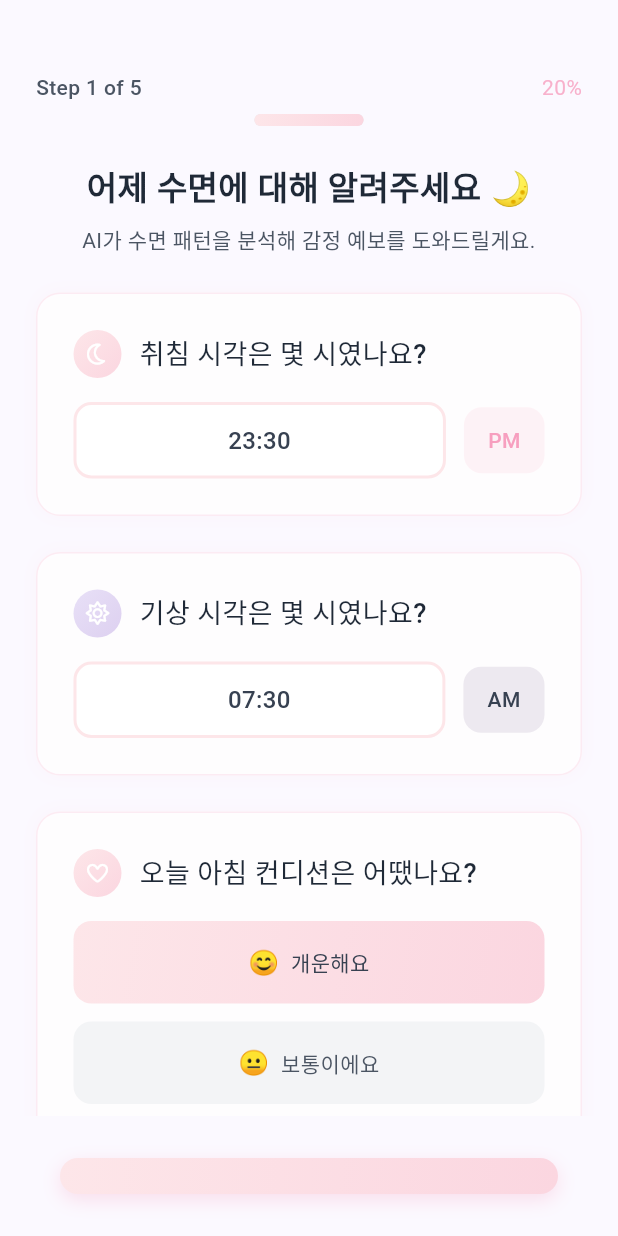
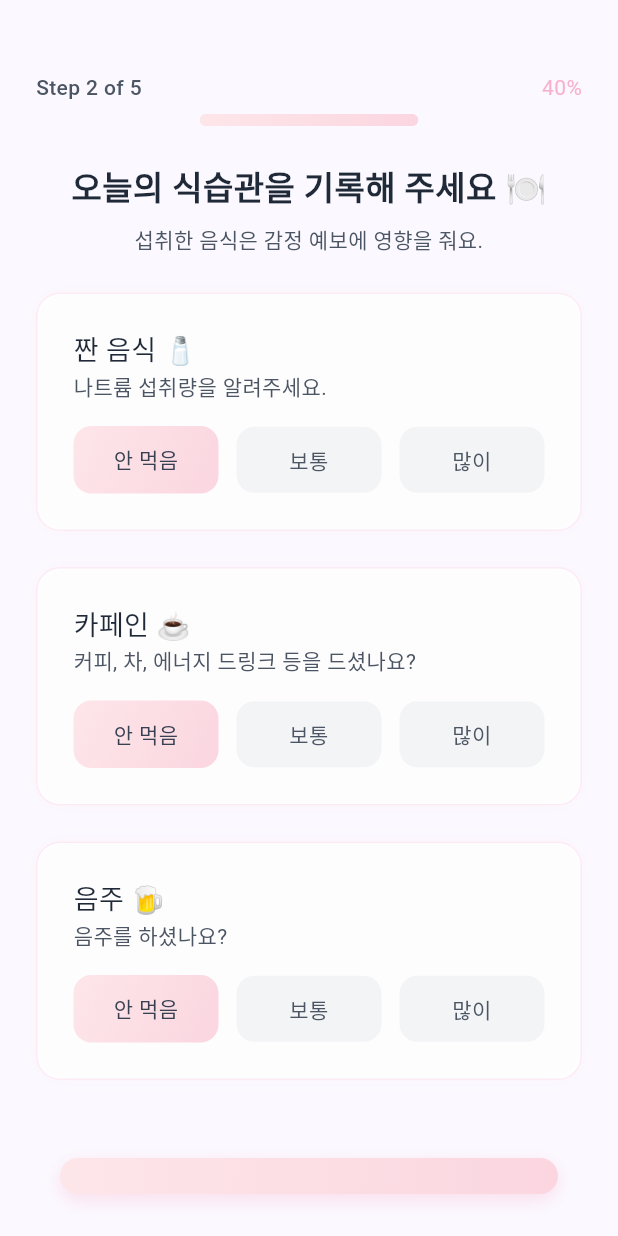
Before and after one commit to singnyee/Aura, a Flutter app: the SleepRecordScreen screen opened directly, after a tap on "다음으로 →", on a phone screen of 412 x 824 dp. Run offline on Flutter 3.47's test engine with Material 3 defaults, Android fonts, the phone set to English and light mode, and no system bars; our stand-ins replace font_awesome_flutter; Roboto replaces fonts that are missing (Pretendard).

Commit message:
일단 식습관까지 되긴 된

```diff
--- /dev/null
+++ b/lib/screens/record/diet_record_screen.dart
@@ -0,0 +1,309 @@
+import 'package:flutter/material.dart';
+import '../../utils/aura_colors.dart'; // 공통 색상 파일
+
+// SleepRecordScreen에서 사용한 그라데이션을 동일하게 가져옵니다.
+const LinearGradient pinkGradient = LinearGradient(
+  colors: [Color(0xFFFDE6E9), Color(0xFFFBD6E0)],
+  begin: Alignment.topLeft,
+  end: Alignment.bottomRight,
+);
+
+const LinearGradient lavenderGradient = LinearGradient(
+  colors: [Color(0xFFE8E0F7), Color(0xFFDDD0F0)],
+  begin: Alignment.topLeft,
+  end: Alignment.bottomRight,
+);
+
+class DietRecordScreen extends StatefulWidget {
+  const DietRecordScreen({super.key});
+
+  @override
+  State<DietRecordScreen> createState() => DietRecordScreenState();
+}
+
+class DietRecordScreenState extends State<DietRecordScreen> {
+  // 6가지 항목의 선택 상태를 관리합니다. (0: 안 먹음, 1: 보통, 2: 많이)
+  Map<String, int> dietSelections = {
+    'salty': 0,
+    'caffeine': 0,
+    'alcohol': 0,
+    'sugar': 0,
+    'fat': 0,
+    'fruit': 0,
+  };
+
+  @override
+  Widget build(BuildContext context) {
+    return Scaffold(
+      backgroundColor: const Color(0xFFFBF9FF), // 동일한 배경색
+      body: buildMainContent(),
+      bottomNavigationBar: buildFooter(),
+    );
+  }
+
+  Widget buildMainContent() {
+    return ListView(
+      padding: const EdgeInsets.symmetric(horizontal: 24.0),
+      children: [
+        const SizedBox(height: 48), // pt-12
+        buildProgressBar(), // 40%로 수정된 프로그레스 바
+        const SizedBox(height: 24), // mb-6
+        buildHeaderTitle(), // 새로운 제목
+        const SizedBox(height: 24), // space-y-6
+
+        // 6가지 식습관 카드
+        buildDietCard(
+          'salty',
+          '짠 음식 🧂',
+          '나트륨 섭취량을 알려주세요.',
+          pinkGradient,
+        ),
+        const SizedBox(height: 24),
+        buildDietCard(
+          'caffeine',
+          '카페인 ☕',
+          '커피, 차, 에너지 드링크 등을 드셨나요?',
+          lavenderGradient,
+        ),
+        const SizedBox(height: 24),
+        buildDietCard(
+          'alcohol',
+          '음주 🍺',
+          '음주를 하셨나요?',
+          pinkGradient,
+        ),
+        const SizedBox(height: 24),
+        buildDietCard(
+          'sugar',
+          '단순당/정제 탄수화물 🍰',
+          '디저트, 빵, 과자, 음료수 등을 드셨나요?',
+          lavenderGradient,
+        ),
+        const SizedBox(height: 24),
+        buildDietCard(
+          'fat',
+          '지방 🥓',
+          '튀김, 기름진 고기 등 포화/트랜스 지방을 드셨나요?',
+          pinkGradient,
+        ),
+        const SizedBox(height: 24),
+        buildDietCard(
+          'fruit',
+          '과일 🍓',
+          '과일 섭취량을 알려주세요.',
+          lavenderGradient,
+        ),
+        const SizedBox(height: 24),
+      ],
+    );
+  }
+
+  // 40% (Step 2 of 5)로 수정된 프로그레스 바
+  Widget buildProgressBar() {
+    return Column(
+      children: [
+        Row(
+          mainAxisAlignment: MainAxisAlignment.spaceBetween,
+          children: [
+            Text(
+              'Step 2 of 5', // 🌟 수정
+              style: TextStyle(
+                fontSize: 14,
+                fontWeight: FontWeight.w500,
+                color: AuraColors.gray600,
+              ),
+            ),
+            Text(
+              '40%', // 🌟 수정
+              style: TextStyle(
+                fontSize: 14,
+                color: AuraColors.primaryPink.withOpacity(0.8),
+              ),
+            ),
+          ],
+        ),
+        const SizedBox(height: 8), // mb-2
+        Container(
+          height: 8, // h-2
+          decoration: BoxDecoration(
+            color: AuraColors.gray200,
+            borderRadius: BorderRadius.circular(99), // rounded-full
+          ),
+          child: FractionallySizedBox(
+            widthFactor: 0.4, // 🌟 수정 (style="width: 40%")
+            alignment: Alignment.centerLeft,
+            child: Container(
+              decoration: BoxDecoration(
+                borderRadius: BorderRadius.circular(99),
+                gradient: pinkGradient, // gradient-pink
+              ),
+            ),
+          ),
+        ),
+      ],
+    );
+  }
+
+  // '식습관 기록'에 맞게 수정된 헤더
+  Widget buildHeaderTitle() {
+    return Column(
+      children: [
+        Text(
+          '오늘의 식습관을 기록해 주세요 🍽️', // 🌟 수정
+          style: TextStyle(
+            fontSize: 22, // text-2xl
+            fontWeight: FontWeight.w600, // font-semibold
+            color: AuraColors.gray800,
+          ),
+        ),
+        const SizedBox(height: 8), // mb-2
+        Text(
+          '섭취한 음식은 감정 예보에 영향을 줘요.', // 🌟 수정
+          style: TextStyle(
+            fontSize: 14, // text-sm
+            color: AuraColors.gray600,
+            height: 1.5, // leading-relaxed
+          ),
+          textAlign: TextAlign.center,
+        ),
+      ],
+    );
+  }
+
+  // 식습관 선택 카드 (재사용 위젯)
+  Widget buildDietCard(
+    String dietKey, // 'salty', 'caffeine' 등
+    String title,
+    String subtitle,
+    LinearGradient gradient,
+  ) {
+    return Container(
+      padding: const EdgeInsets.all(24), // p-6
+      decoration: BoxDecoration(
+        color: Colors.white.withOpacity(0.8), // bg-white/80
+        borderRadius: BorderRadius.circular(16), // rounded-2xl
+        border: Border.all(color: AuraColors.lightPink.withOpacity(0.3)),
+        boxShadow: [
+          BoxShadow(
+            color: AuraColors.lightPink.withOpacity(0.1),
+            blurRadius: 10,
+          ),
+        ],
+      ),
+      child: Column(
+        crossAxisAlignment: CrossAxisAlignment.start, // 텍스트 좌측 정렬
+        children: [
+          // 카드 헤더 (제목 + 부제목)
+          Text(
+            title,
+            style: const TextStyle(
+              fontSize: 18, // text-lg
+              fontWeight: FontWeight.w500, // font-medium
+              color: AuraColors.gray800,
+            ),
+          ),
+          Text(
+            subtitle,
+            style: const TextStyle(
+              fontSize: 14,
+              color: AuraColors.gray600,
+            ),
+          ),
+          const SizedBox(height: 16), // mb-4
+
+          // 3단계 선택 버튼 (가로 배치)
+          Row(
+            children: [
+              buildChoiceButton(dietKey, 0, '안 먹음'),
+              const SizedBox(width: 12),
+              buildChoiceButton(dietKey, 1, '보통'),
+              const SizedBox(width: 12),
+              buildChoiceButton(dietKey, 2, '많이'),
+            ],
+          ),
+        ],
+      ),
+    );
+  }
+
+  // '안 먹음', '보통', '많이' 선택 버튼 (재사용 위젯)
+  Widget buildChoiceButton(String dietKey, int value, String text) {
+    // 현재 선택된 값과 이 버튼의 값이 일치하는지 확인
+    bool isSelected = dietSelections[dietKey] == value;
+
+    // Row의 자식이므로 Expanded로 1/3씩 공간 차지
+    return Expanded(
+      child: GestureDetector(
+        onTap: () {
+          setState(() {
+            // 버튼을 누르면 해당 항목의 상태 값을 이 버튼의 value로 변경
+            dietSelections[dietKey] = value;
+          });
+        },
+        child: Container(
+          padding: const EdgeInsets.symmetric(vertical: 12), // py-3
+          decoration: BoxDecoration(
+            // 선택되면 핑크 그라데이션, 아니면 회색
+            gradient: isSelected ? pinkGradient : null,
+            color: isSelected ? null : AuraColors.gray100,
+            borderRadius: BorderRadius.circular(12), // rounded-xl
+          ),
+          child: Text(
+            text,
+            textAlign: TextAlign.center,
+            style: TextStyle(
+              fontWeight: FontWeight.w500,
+              color: isSelected ? AuraColors.gray700 : AuraColors.gray600,
+            ),
+          ),
+        ),
+      ),
+    );
+  }
+
+  // '다음으로' 버튼
+  Widget buildFooter() {
+    return BottomAppBar(
+      color: Colors.transparent, // 배경을 투명하게
+      elevation: 0,
+      child: Padding(
+        padding: const EdgeInsets.symmetric(horizontal: 24.0, vertical: 16.0),
+        child: Container(
+          decoration: BoxDecoration(
+            gradient: pinkGradient,
+            borderRadius: BorderRadius.circular(16), // rounded-2xl
+            boxShadow: [
+              BoxShadow(
+                color: AuraColors.primaryPink.withOpacity(0.3),
+                blurRadius: 10,
+                offset: const Offset(0, 4),
+              ),
+            ],
+          ),
+          child: ElevatedButton(
+            onPressed: () {
+              // 다음 페이지 (운동 기록)로 이동하는 로직
+              // 예: Navigator.push(context, MaterialPageRoute(builder: (context) => ExerciseRecordScreen()));
+            },
+            style: ElevatedButton.styleFrom(
+              backgroundColor: Colors.transparent,
+              shadowColor: Colors.transparent,
+              padding: const EdgeInsets.symmetric(vertical: 16), // py-4
+              shape: RoundedRectangleBorder(
+                borderRadius: BorderRadius.circular(16),
+              ),
+            ),
+            child: const Text(
+              '다음으로 →',
+              style: TextStyle(
+                color: Colors.white,
+                fontWeight: FontWeight.w600, // font-semibold
+                fontSize: 18, // text-lg
+              ),
+            ),
+          ),
+        ),
+      ),
+    );
+  }
+}
--- a/lib/screens/record/sleep_record_screen.dart
+++ b/lib/screens/record/sleep_record_screen.dart
@@ -1,6 +1,7 @@
 import 'package:flutter/material.dart';
 import 'package:font_awesome_flutter/font_awesome_flutter.dart';
 import '../../utils/aura_colors.dart'; // 공통 색상 파일
+import 'diet_record_screen.dart';
 
 // HTML의 커스텀 그라데이션 정의
 const LinearGradient pinkGradient = LinearGradient(
@@ -128,10 +129,10 @@ class SleepRecordScreenState extends State<SleepRecordScreen> {
           // 🌟 수정: _selectTime -> selectTime
           onTap: () => selectTime(context, false),
         ),
-        const SizedBox(height: 24), // space-y-6
+        const SizedBox(height: 120), // space-y-6
         // 🌟 수정: _buildConditionCard -> buildConditionCard
         buildConditionCard(), // Question 3: 컨디션
-        const SizedBox(height: 24),
+
       ],
     );
   }
@@ -422,13 +423,17 @@ class SleepRecordScreenState extends State<SleepRecordScreen> {
           ),
           child: ElevatedButton(
             onPressed: () {
-              // 다음 페이지 (식습관 기록)로 이동하는 로직
-              // 예: Navigator.push(context, MaterialPageRoute(builder: (context) => DietRecordScreen()));
+              Navigator.push(
+                context,
+                MaterialPageRoute(
+                  builder: (context) => const DietRecordScreen(),
+                ),
+              );
             },
             style: ElevatedButton.styleFrom(
               backgroundColor: Colors.transparent,
               shadowColor: Colors.transparent,
-              padding: const EdgeInsets.symmetric(vertical: 16), // py-4
+              padding: const EdgeInsets.symmetric(vertical: 16),
               shape: RoundedRectangleBorder(
                 borderRadius: BorderRadius.circular(16),
               ),
@@ -436,9 +441,9 @@ class SleepRecordScreenState extends State<SleepRecordScreen> {
             child: const Text(
               '다음으로 →',
               style: TextStyle(
-                color: Colors.white, // HTML엔 text-white가 없지만, 그라데이션엔 흰색이 어울림
-                fontWeight: FontWeight.w600, // font-semibold
-                fontSize: 18, // text-lg
+                color: Colors.white,
+                fontWeight: FontWeight.w600,
+                fontSize: 18,
               ),
             ),
           ),
```
